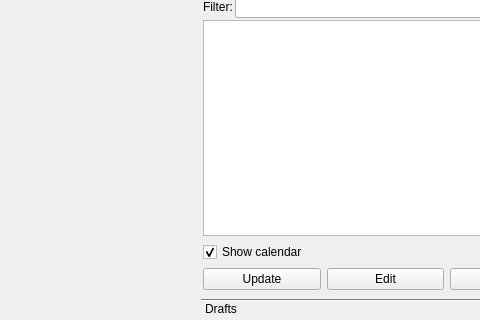
First picture: the form in src/plugins/blogique/blogiquewidget.ui, repository 0xd34df00d/leechcraft, before the edit; both pictures show x 174 to 654 and y 222 to 542 of the 744 by 542 pixel window.
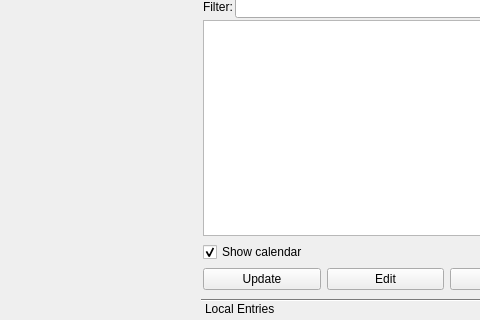
Second picture: the form after the edit. The open tabs and pages were chosen to show the change. Custom widgets are drawn as their Qt base class.

Patch:
```diff
--- a/src/plugins/blogique/blogiquewidget.ui
+++ b/src/plugins/blogique/blogiquewidget.ui
@@ -217,7 +217,7 @@
            </rect>
           </property>
           <attribute name="label">
-           <string>Drafts</string>
+           <string>Local Entries</string>
           </attribute>
           <layout class="QGridLayout" name="gridLayout_3">
            <property name="margin">
```
Left out of the diff: 4 changed lines with no effect on the pictures.
